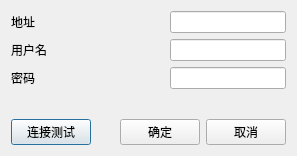
wanlong1215/test, file DatabaseConfigDlg.ui: the form before one commit.
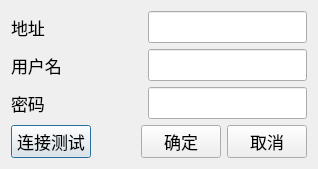
The form after the commit.

The edit to the form file:
```diff
--- a/DatabaseConfigDlg.ui
+++ b/DatabaseConfigDlg.ui
@@ -6,10 +6,16 @@
    <rect>
     <x>0</x>
     <y>0</y>
-    <width>297</width>
-    <height>156</height>
+    <width>318</width>
+    <height>164</height>
    </rect>
   </property>
+  <property name="font">
+   <font>
+    <family>微软雅黑</family>
+    <pointsize>13</pointsize>
+   </font>
+  </property>
   <property name="windowTitle">
    <string>数据库配置</string>
   </property>
```
